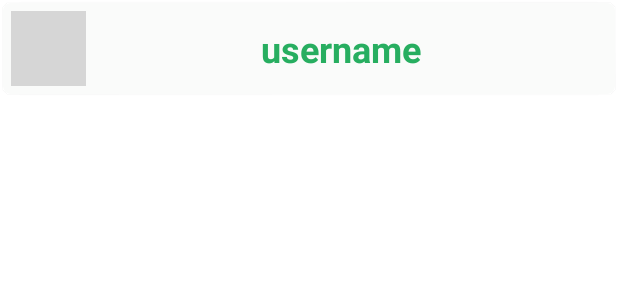
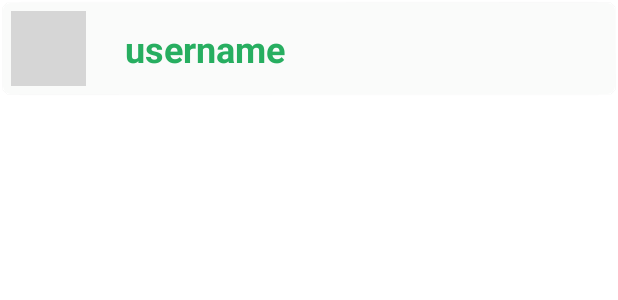
Before and after one commit to PeterXu123/WeLink, an Android app: the layout user_row.xml on its own in the app's theme, with its tools: preview values and no code run, on a phone screen of 412 x 824 dp. Shown: the top 300 px of the screen. Run offline under Robolectric (Android 15) with nearby library versions, the phone set to English and light mode, and no system bars; grey boxes are pictures that could not be loaded.

Commit message:
small changes in user_row UI

```diff
--- a/app/src/main/res/layout/user_row.xml
+++ b/app/src/main/res/layout/user_row.xml
@@ -16,12 +16,14 @@
         android:orientation="vertical">
 
 
+
+
         <TextView
             android:id="@+id/displayName"
             android:layout_width="wrap_content"
             android:layout_height="wrap_content"
-
             android:layout_marginStart="16dp"
+            android:gravity="center_horizontal|center_vertical"
             android:paddingLeft="10dp"
             android:paddingRight="10dp"
             android:text="username"
@@ -30,7 +32,7 @@
             android:textStyle="bold"
             app:layout_constraintBottom_toBottomOf="parent"
             app:layout_constraintEnd_toEndOf="parent"
-            app:layout_constraintHorizontal_bias="0.443"
+            app:layout_constraintHorizontal_bias="0.0"
             app:layout_constraintStart_toEndOf="@+id/profileImage"
             app:layout_constraintTop_toTopOf="parent" />
 
```
